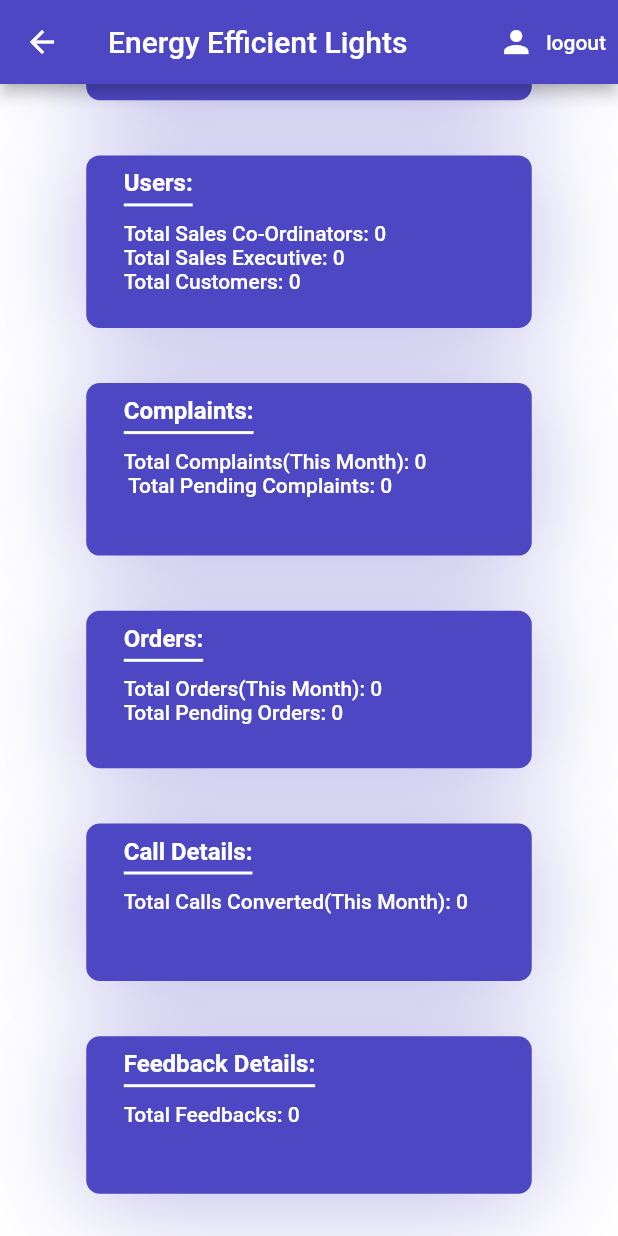
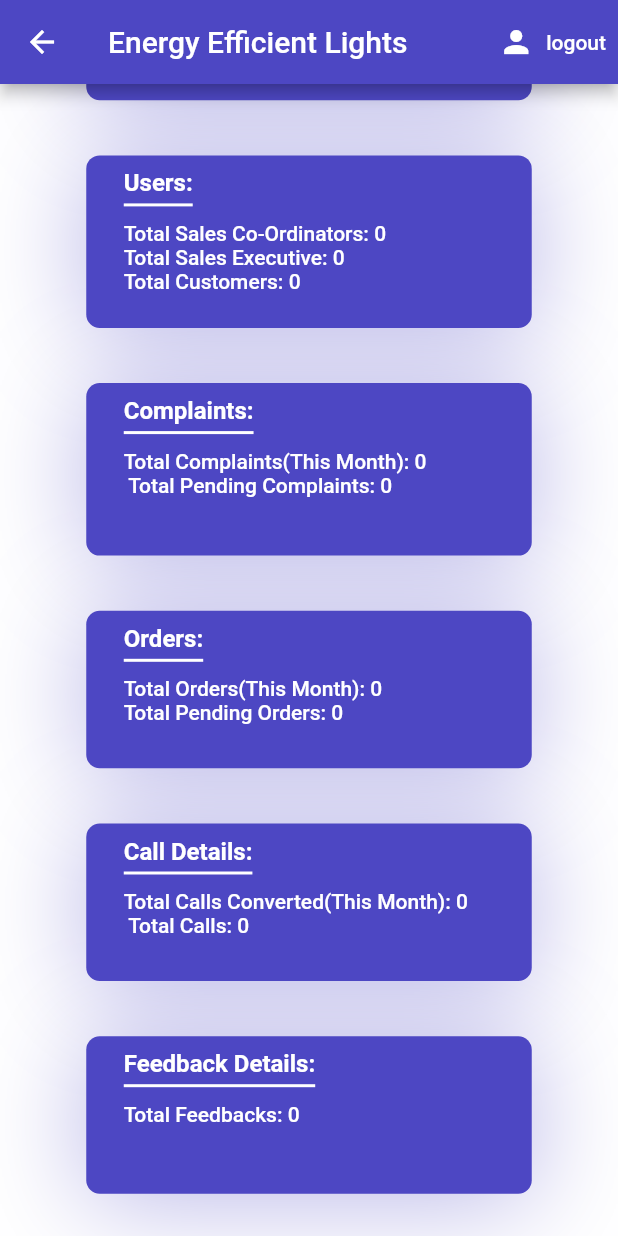
Before and after one commit to yashaswiyashu/EEL-Flutter-App, a Flutter app: the AdminHome screen opened directly, scrolled down 203 dp, on a phone screen of 412 x 824 dp. Run offline on Flutter 3.47's test engine with Material 2 defaults, Android fonts, the phone set to English and light mode, and no system bars; our stand-ins replace carousel_slider, cloud_firestore, file_picker, firebase_auth, firebase_core, firebase_storage and 4 more; missing offline and left inert: dart:ffi, firebase_admin; accounts and stored records are empty; Roboto replaces fonts that are missing (Poppins).

Commit message:
admin changes

```diff
--- a/lib/screens/admin/admin_home.dart
+++ b/lib/screens/admin/admin_home.dart
@@ -555,7 +555,7 @@ class _AdminHomeState extends State<AdminHome> {
                                     ),
                                     SizedBox(height: 10,),
                                     Text(
-                                      "Total Calls Converted(This Month): ${totalCalls.callsConverted}",
+                                      "Total Calls Converted(This Month): ${totalCalls.callsConverted} \n Total Calls: ${totalCalls.callsCount}",
                                       textAlign: TextAlign.left,
                                       style: TextStyle(
                                         color: Colors.white,
```
